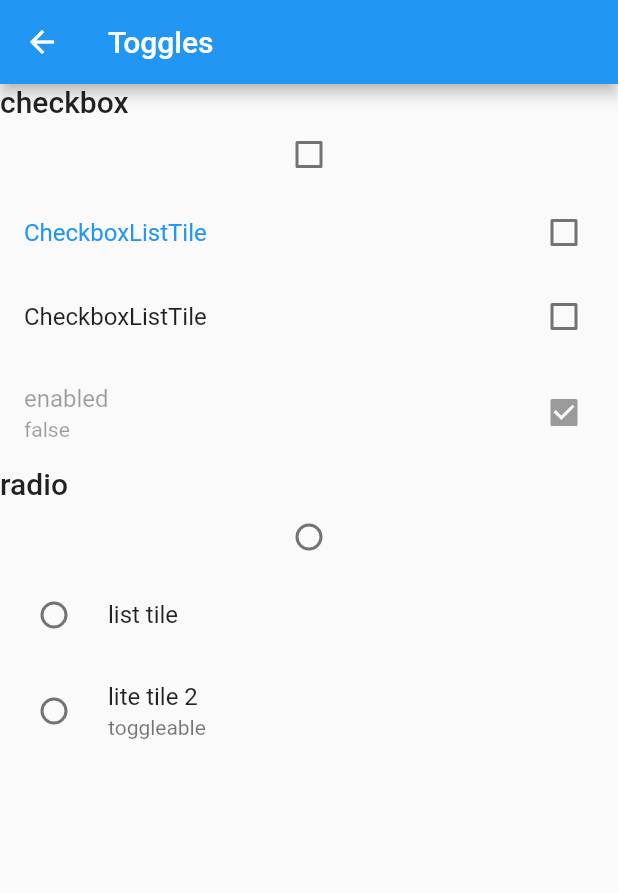
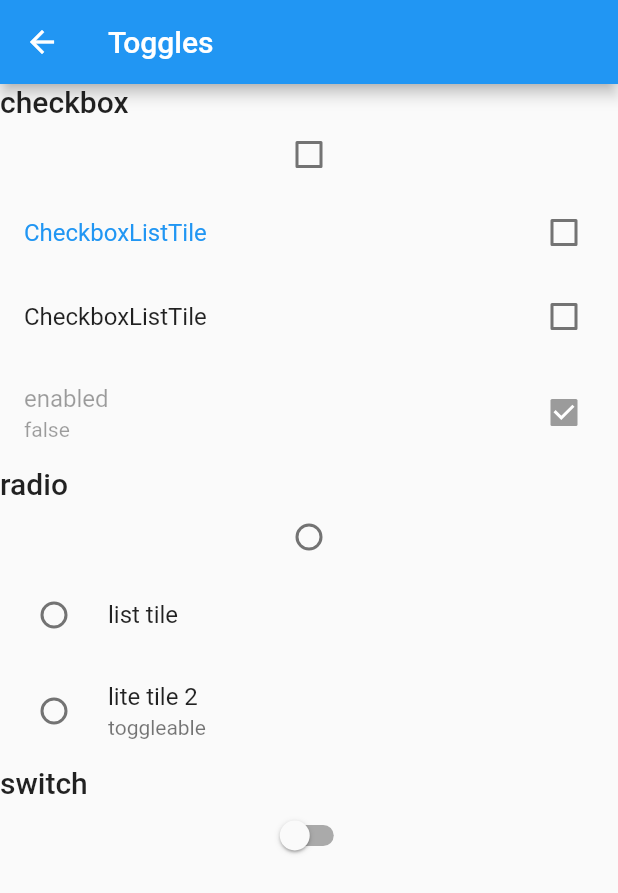
Before and after one commit to ham-burger/flutter-playground, a Flutter app: the TogglesPage screen opened directly, on a phone screen of 412 x 824 dp. Shown: the top 893 px of the screen. Run offline on Flutter 3.47's test engine with Material 2 defaults, Android fonts, the light colour scheme and no system bars.

Commit message:
feat(ui): added switch component to toggle page

```diff
--- a/ui_component_scrap/lib/pages/toogles_page.dart
+++ b/ui_component_scrap/lib/pages/toogles_page.dart
@@ -11,6 +11,7 @@ class _TogglesPageState extends State<TogglesPage> {
   bool? _state1 = false;
   bool? _state2 = false;
   int? _state3 = null;
+  bool _state4 = false;
 
   @override
   Widget build(BuildContext context) {
@@ -108,6 +109,20 @@ class _TogglesPageState extends State<TogglesPage> {
             subtitle: Text('toggleable'),
             toggleable: true,
           ),
+          Text(
+            'switch',
+            style: Theme.of(context).textTheme.titleLarge,
+          ),
+          Switch(
+            value: _state4,
+            onChanged: (value) {
+              setState(
+                () {
+                  _state4 = value;
+                },
+              );
+            },
+          ),
         ],
       ),
     );
```
